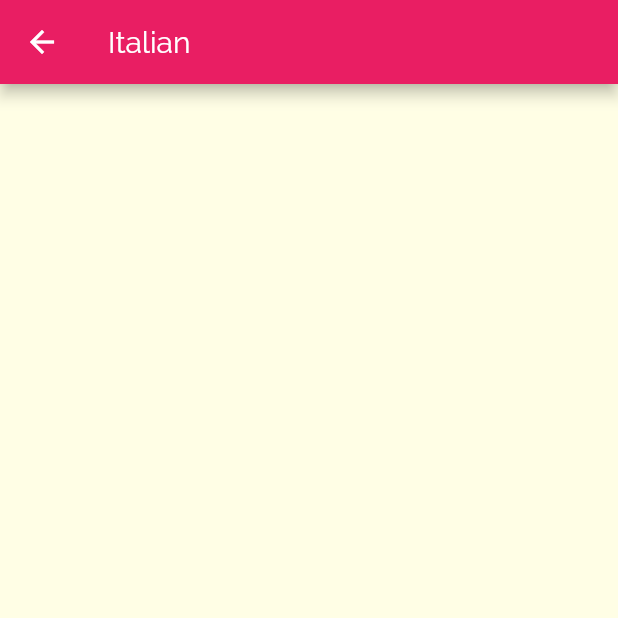
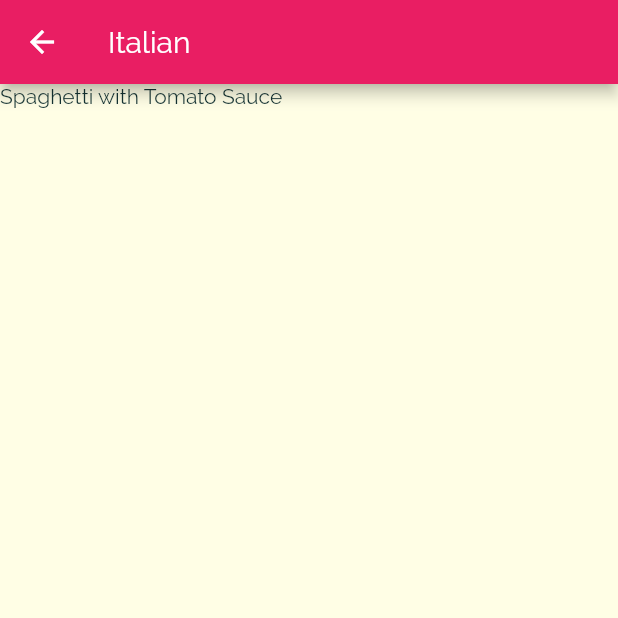
Before and after one commit to Isaacobuya5/meals_mobile_app, a Flutter app: the screen it shows after launch, after a tap on "Italian", on a phone screen of 412 x 824 dp, the top half of it. Run offline on Flutter 3.47's test engine with Material 2 defaults, Android fonts, the phone set to English and light mode, and no system bars.

Commit message:
display selected meals for chosen category

```diff
--- a/lib/screens/meal_categories.dart
+++ b/lib/screens/meal_categories.dart
@@ -1,4 +1,5 @@
 import 'package:flutter/material.dart';
+import '../model/dummy_data.dart';
 
 class MealCategories extends StatelessWidget {
 
@@ -13,15 +14,19 @@ class MealCategories extends StatelessWidget {
     final categoryTitle = routeArgs['title'];
     final categoryId = routeArgs['id'];
 
+    final mealCategories = DUMMY_MEALS.where((meal) {
+      return meal.categories.contains(categoryId);
+    }).toList();
+
     return Scaffold(
         appBar: AppBar(
           title: Text(categoryTitle)
         ),
         body: ListView.builder(
           itemBuilder: (context, index) {
-
+             return Text(mealCategories[index].title);
           },
-          itemCount: ,),
+          itemCount: mealCategories.length,),
     );
   }
 }
```
